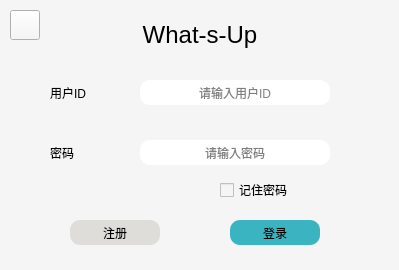
Old version of the form client/ui/logindialog.ui in the repository pechpo/What-s-up.
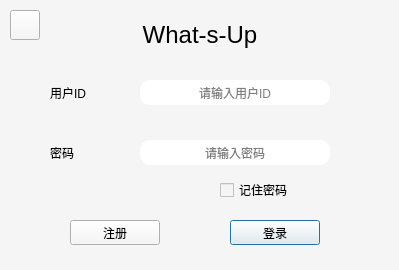
New version of the form. Icons and pictures are not drawn.

Patch:
```diff
--- a/client/ui/logindialog.ui
+++ b/client/ui/logindialog.ui
@@ -83,8 +83,7 @@
      </rect>
     </property>
     <property name="styleSheet">
-     <string notr="true">border-radius:10px;
-background-color: rgb(59, 180, 193);</string>
+     <string notr="true"/>
     </property>
     <property name="text">
      <string>登录</string>
@@ -100,9 +99,7 @@
      </rect>
     </property>
     <property name="styleSheet">
-     <string notr="true">;
-background-color: rgb(222, 221, 218);
-border-radius: 10px;</string>
+     <string notr="true"/>
     </property>
     <property name="text">
      <string>注册</string>
```
